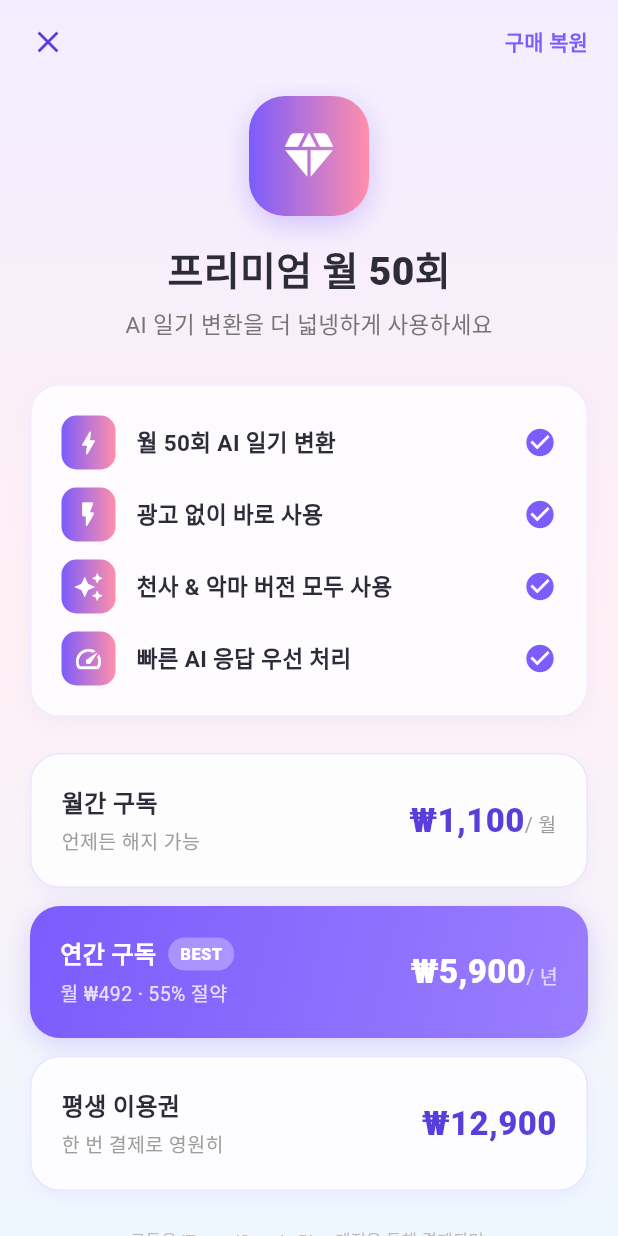
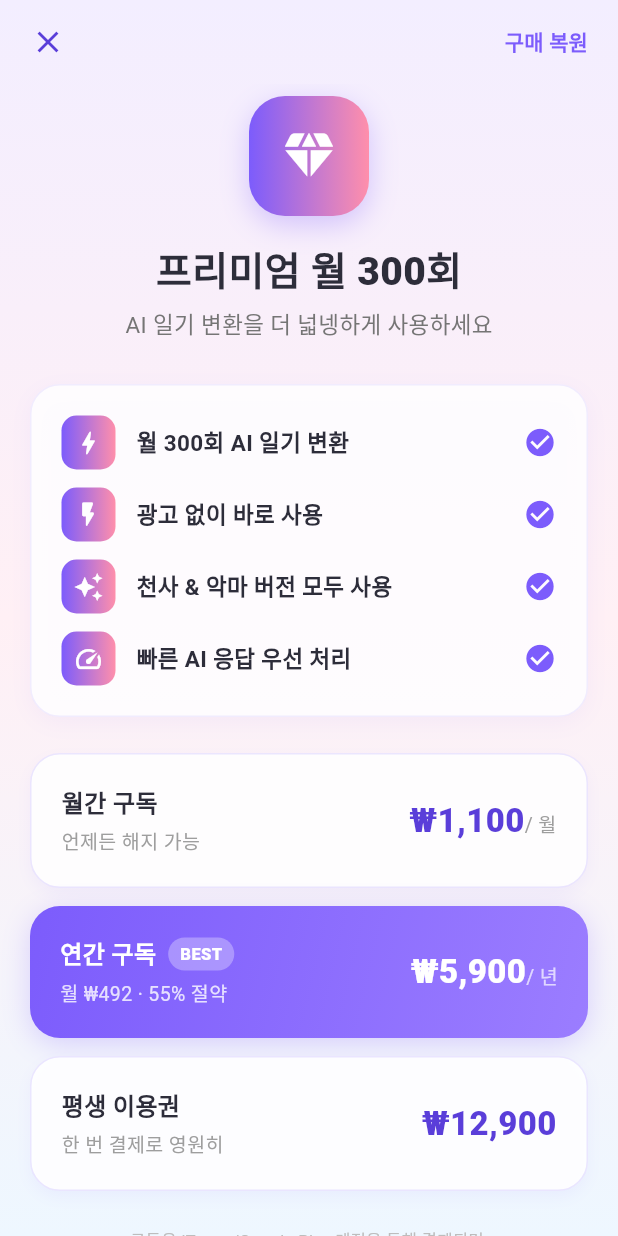
Before and after one commit to gogoonbuntu/mother-father-diary, a Flutter app: the PremiumScreen screen opened directly, on a phone screen of 412 x 824 dp. Run offline on Flutter 3.47's test engine with Material 3 defaults, Android fonts, the phone set to English and light mode, and no system bars; our stand-ins replace confetti, connectivity_plus, firebase_auth, firebase_core, firebase_database, google_fonts and 5 more; missing offline and left inert: clarity_flutter, encrypt; accounts and stored records are empty; network calls fail.

Commit message:
fix: 프리미엄 50→300회/월 (무료 90회보다 커야 함) + 디버그 토글
- 무료 3/일 = 90/월 → 프리미엄 300/월 (3.3배)
- 크레딧 뱃지 길게 누르면 프리미엄 ON/OFF 토글 (테스트용)
- 모든 50회 텍스트 → 300회로 수정

```diff
--- a/lib/premium_screen.dart
+++ b/lib/premium_screen.dart
@@ -77,7 +77,7 @@ class _PremiumScreenState extends State<PremiumScreen> {
                       ),
                       const SizedBox(height: 16),
                       const Text(
-                        '프리미엄 월 50회',
+                        '프리미엄 월 300회',
                         style: TextStyle(
                           fontSize: 26, fontWeight: FontWeight.w800,
                           color: Color(0xFF2D2D3A),
@@ -165,7 +165,7 @@ class _PremiumScreenState extends State<PremiumScreen> {
       ),
       child: Column(
         children: [
-          _benefitRow(Icons.bolt_rounded, '월 50회 AI 일기 변환'),
+          _benefitRow(Icons.bolt_rounded, '월 300회 AI 일기 변환'),
           const SizedBox(height: 12),
           _benefitRow(Icons.flash_on_rounded, '광고 없이 바로 사용'),
           const SizedBox(height: 12),
```
Also changed, not shown: lib/diary_entry_screen.dart (+22 -4 lines).
